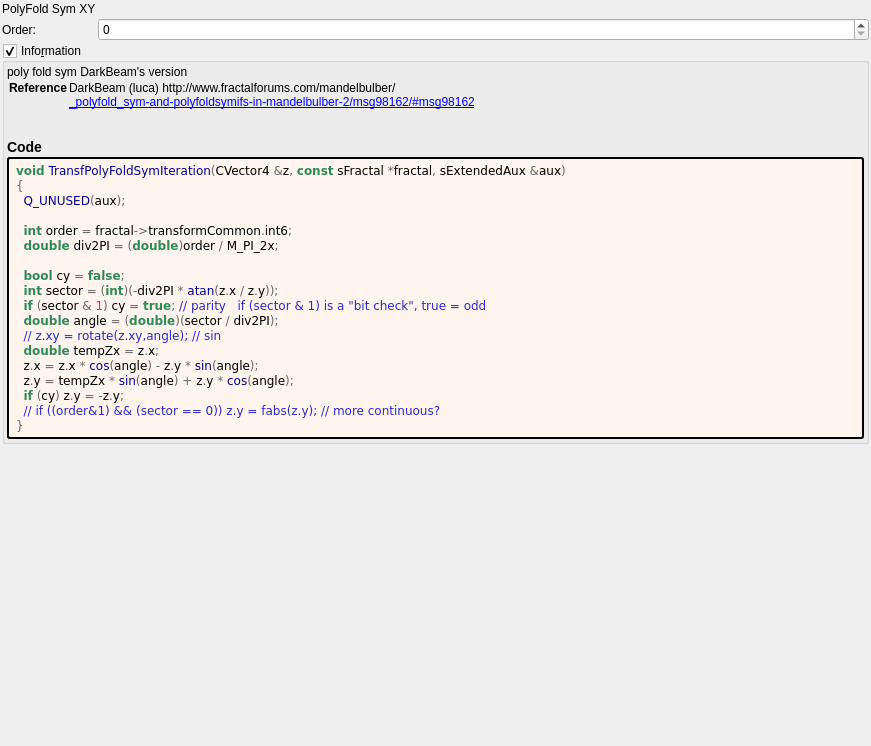
Old version of the form mandelbulber2/formula/ui/transf_poly_fold_sym.ui in the repository buddhi1980/mandelbulber2.
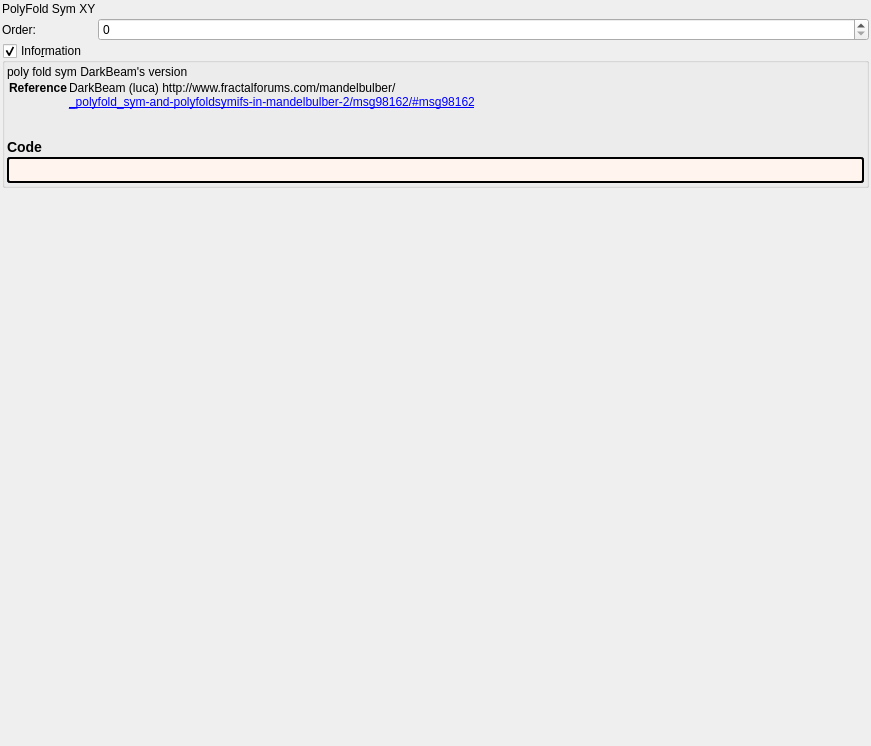
New version of the form. Custom widgets are drawn as their Qt base class.

Diff of the .ui file:
```diff
--- a/mandelbulber2/formula/ui/transf_poly_fold_sym.ui
+++ b/mandelbulber2/formula/ui/transf_poly_fold_sym.ui
@@ -117,27 +117,7 @@
          <string notr="true">border-style: outset; border-width: 2px; border-radius: 3px; border-color: black; background-color: #fff5ee; padding: 4px;</string>
         </property>
         <property name="text">
-         <string notr="true">&lt;body style=&quot;background-color:#fff5ee&quot;&gt;
-&lt;pre style=&quot;color:#000000; background-color:#fff5ee;  font-family:'Courier New',monospace;&quot;&gt;&lt;span style=&quot;color:#2e8b57; font-weight:bold&quot;&gt;void&lt;/span&gt; &lt;span style=&quot;color:#00008f&quot;&gt;TransfPolyFoldSymIteration&lt;/span&gt;&lt;span style=&quot;color:#676767&quot;&gt;(&lt;/span&gt;CVector4 &lt;span style=&quot;color:#676767&quot;&gt;&amp;amp;&lt;/span&gt;z&lt;span style=&quot;color:#676767&quot;&gt;,&lt;/span&gt; &lt;span style=&quot;color:#2e8b57; font-weight:bold&quot;&gt;const&lt;/span&gt; sFractal &lt;span style=&quot;color:#676767&quot;&gt;*&lt;/span&gt;fractal&lt;span style=&quot;color:#676767&quot;&gt;,&lt;/span&gt; sExtendedAux &lt;span style=&quot;color:#676767&quot;&gt;&amp;amp;&lt;/span&gt;aux&lt;span style=&quot;color:#676767&quot;&gt;)&lt;/span&gt;
-&lt;span style=&quot;color:#676767&quot;&gt;{&lt;/span&gt;
-  &lt;span style=&quot;color:#00008f&quot;&gt;Q_UNUSED&lt;/span&gt;&lt;span style=&quot;color:#676767&quot;&gt;(&lt;/span&gt;aux&lt;span style=&quot;color:#676767&quot;&gt;);&lt;/span&gt;
-
-  &lt;span style=&quot;color:#2e8b57; font-weight:bold&quot;&gt;int&lt;/span&gt; order &lt;span style=&quot;color:#676767&quot;&gt;=&lt;/span&gt; fractal&lt;span style=&quot;color:#676767&quot;&gt;-&amp;gt;&lt;/span&gt;transformCommon&lt;span style=&quot;color:#676767&quot;&gt;.&lt;/span&gt;int6&lt;span style=&quot;color:#676767&quot;&gt;;&lt;/span&gt;
-  &lt;span style=&quot;color:#2e8b57; font-weight:bold&quot;&gt;double&lt;/span&gt; div2PI &lt;span style=&quot;color:#676767&quot;&gt;= (&lt;/span&gt;&lt;span style=&quot;color:#2e8b57; font-weight:bold&quot;&gt;double&lt;/span&gt;&lt;span style=&quot;color:#676767&quot;&gt;)&lt;/span&gt;order &lt;span style=&quot;color:#676767&quot;&gt;/&lt;/span&gt; M_PI_2x&lt;span style=&quot;color:#676767&quot;&gt;;&lt;/span&gt;
-
-  &lt;span style=&quot;color:#2e8b57; font-weight:bold&quot;&gt;bool&lt;/span&gt; cy &lt;span style=&quot;color:#676767&quot;&gt;=&lt;/span&gt; &lt;span style=&quot;color:#2e8b57; font-weight:bold&quot;&gt;false&lt;/span&gt;&lt;span style=&quot;color:#676767&quot;&gt;;&lt;/span&gt;
-  &lt;span style=&quot;color:#2e8b57; font-weight:bold&quot;&gt;int&lt;/span&gt; sector &lt;span style=&quot;color:#676767&quot;&gt;= (&lt;/span&gt;&lt;span style=&quot;color:#2e8b57; font-weight:bold&quot;&gt;int&lt;/span&gt;&lt;span style=&quot;color:#676767&quot;&gt;)(-&lt;/span&gt;div2PI &lt;span style=&quot;color:#676767&quot;&gt;*&lt;/span&gt; &lt;span style=&quot;color:#00008f&quot;&gt;atan&lt;/span&gt;&lt;span style=&quot;color:#676767&quot;&gt;(&lt;/span&gt;z&lt;span style=&quot;color:#676767&quot;&gt;.&lt;/span&gt;x &lt;span style=&quot;color:#676767&quot;&gt;/&lt;/span&gt; z&lt;span style=&quot;color:#676767&quot;&gt;.&lt;/span&gt;y&lt;span style=&quot;color:#676767&quot;&gt;));&lt;/span&gt;
-  &lt;span style=&quot;color:#2e8b57; font-weight:bold&quot;&gt;if&lt;/span&gt; &lt;span style=&quot;color:#676767&quot;&gt;(&lt;/span&gt;sector &lt;span style=&quot;color:#676767&quot;&gt;&amp;amp;&lt;/span&gt; &lt;span style=&quot;color:#ff1493&quot;&gt;1&lt;/span&gt;&lt;span style=&quot;color:#676767&quot;&gt;)&lt;/span&gt; cy &lt;span style=&quot;color:#676767&quot;&gt;=&lt;/span&gt; &lt;span style=&quot;color:#2e8b57; font-weight:bold&quot;&gt;true&lt;/span&gt;&lt;span style=&quot;color:#676767&quot;&gt;;&lt;/span&gt; &lt;span style=&quot;color:#2929cc&quot;&gt;// parity   if (sector &amp;amp; 1) is a &amp;quot;bit check&amp;quot;, true = odd&lt;/span&gt;
-  &lt;span style=&quot;color:#2e8b57; font-weight:bold&quot;&gt;double&lt;/span&gt; angle &lt;span style=&quot;color:#676767&quot;&gt;= (&lt;/span&gt;&lt;span style=&quot;color:#2e8b57; font-weight:bold&quot;&gt;double&lt;/span&gt;&lt;span style=&quot;color:#676767&quot;&gt;)(&lt;/span&gt;sector &lt;span style=&quot;color:#676767&quot;&gt;/&lt;/span&gt; div2PI&lt;span style=&quot;color:#676767&quot;&gt;);&lt;/span&gt;
-  &lt;span style=&quot;color:#2929cc&quot;&gt;// z.xy = rotate(z.xy,angle); // sin&lt;/span&gt;
-  &lt;span style=&quot;color:#2e8b57; font-weight:bold&quot;&gt;double&lt;/span&gt; tempZx &lt;span style=&quot;color:#676767&quot;&gt;=&lt;/span&gt; z&lt;span style=&quot;color:#676767&quot;&gt;.&lt;/span&gt;x&lt;span style=&quot;color:#676767&quot;&gt;;&lt;/span&gt;
-  z&lt;span style=&quot;color:#676767&quot;&gt;.&lt;/span&gt;x &lt;span style=&quot;color:#676767&quot;&gt;=&lt;/span&gt; z&lt;span style=&quot;color:#676767&quot;&gt;.&lt;/span&gt;x &lt;span style=&quot;color:#676767&quot;&gt;*&lt;/span&gt; &lt;span style=&quot;color:#00008f&quot;&gt;cos&lt;/span&gt;&lt;span style=&quot;color:#676767&quot;&gt;(&lt;/span&gt;angle&lt;span style=&quot;color:#676767&quot;&gt;) -&lt;/span&gt; z&lt;span style=&quot;color:#676767&quot;&gt;.&lt;/span&gt;y &lt;span style=&quot;color:#676767&quot;&gt;*&lt;/span&gt; &lt;span style=&quot;color:#00008f&quot;&gt;sin&lt;/span&gt;&lt;span style=&quot;color:#676767&quot;&gt;(&lt;/span&gt;angle&lt;span style=&quot;color:#676767&quot;&gt;);&lt;/span&gt;
-  z&lt;span style=&quot;color:#676767&quot;&gt;.&lt;/span&gt;y &lt;span style=&quot;color:#676767&quot;&gt;=&lt;/span&gt; tempZx &lt;span style=&quot;color:#676767&quot;&gt;*&lt;/span&gt; &lt;span style=&quot;color:#00008f&quot;&gt;sin&lt;/span&gt;&lt;span style=&quot;color:#676767&quot;&gt;(&lt;/span&gt;angle&lt;span style=&quot;color:#676767&quot;&gt;) +&lt;/span&gt; z&lt;span style=&quot;color:#676767&quot;&gt;.&lt;/span&gt;y &lt;span style=&quot;color:#676767&quot;&gt;*&lt;/span&gt; &lt;span style=&quot;color:#00008f&quot;&gt;cos&lt;/span&gt;&lt;span style=&quot;color:#676767&quot;&gt;(&lt;/span&gt;angle&lt;span style=&quot;color:#676767&quot;&gt;);&lt;/span&gt;
-  &lt;span style=&quot;color:#2e8b57; font-weight:bold&quot;&gt;if&lt;/span&gt; &lt;span style=&quot;color:#676767&quot;&gt;(&lt;/span&gt;cy&lt;span style=&quot;color:#676767&quot;&gt;)&lt;/span&gt; z&lt;span style=&quot;color:#676767&quot;&gt;.&lt;/span&gt;y &lt;span style=&quot;color:#676767&quot;&gt;= -&lt;/span&gt;z&lt;span style=&quot;color:#676767&quot;&gt;.&lt;/span&gt;y&lt;span style=&quot;color:#676767&quot;&gt;;&lt;/span&gt;
-  &lt;span style=&quot;color:#2929cc&quot;&gt;// if ((order&amp;amp;1) &amp;amp;&amp;amp; (sector == 0)) z.y = fabs(z.y); // more continuous?&lt;/span&gt;
-&lt;span style=&quot;color:#676767&quot;&gt;}&lt;/span&gt;
-&lt;/pre&gt;
-&lt;/body&gt;</string>
+         <string notr="true"></string>
         </property>
         <property name="wordWrap">
          <bool>true</bool>
```
